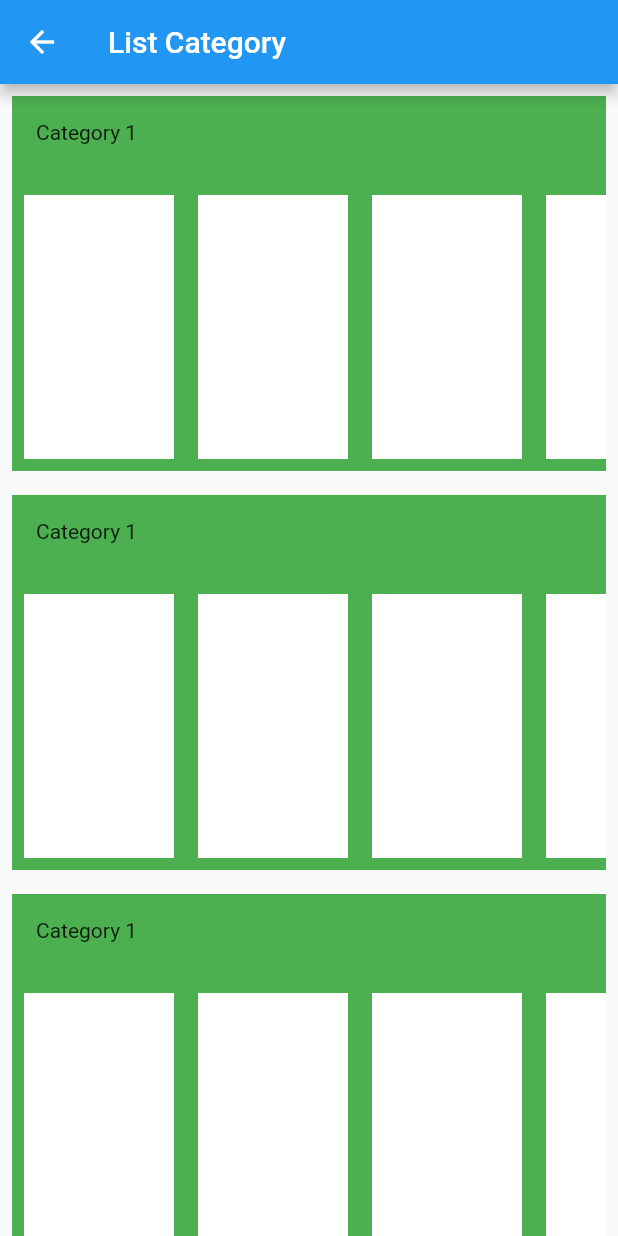
After one commit to vantruong1094/ui-flutter, a Flutter app: the ListCategoryPage screen opened directly, on a phone screen of 412 x 824 dp. The commit adds this screen. Run offline on Flutter 3.47's test engine with Material 2 defaults, Android fonts, the phone set to English and light mode, and no system bars; our stand-ins replace cached_network_image, chopper; generated files the repository leaves out were written again; network calls fail.

Commit message:
update list image page

```diff
--- /dev/null
+++ b/demo_ui_flutter/lib/src/listview/category_model.dart
@@ -0,0 +1,6 @@
+
+class CategoryModel {
+  String name;
+  List<String> items = List();
+
+}
--- /dev/null
+++ b/demo_ui_flutter/lib/src/listview/list_category_page.dart
@@ -0,0 +1,84 @@
+import 'package:demo_ui_flutter/src/listview/category_model.dart';
+import 'package:flutter/cupertino.dart';
+import 'package:flutter/material.dart';
+
+class ListCategoryPage extends StatefulWidget {
+  ListCategoryPage({Key key}) : super(key: key);
+
+  _ListCategoryPageState createState() => _ListCategoryPageState();
+}
+
+class _ListCategoryPageState extends State<ListCategoryPage> {
+  List<CategoryModel> categories = List();
+
+  @override
+  void initState() {
+    super.initState();
+    _fakeData();
+  }
+
+  @override
+  Widget build(BuildContext context) {
+    return Scaffold(
+      appBar: AppBar(
+        title: Text('List Category'),
+      ),
+      body: Container(
+        height: double.infinity,
+        width: double.infinity,
+        child: ListView.builder(
+          scrollDirection: Axis.vertical,
+          itemCount: categories.length,
+          itemBuilder: (context, index) {
+            return Padding(
+              padding: const EdgeInsets.all(8.0),
+              child: Container(
+                height: 250,
+                color: Colors.green,
+                child: Column(
+                  mainAxisAlignment: MainAxisAlignment.start,
+                  children: <Widget>[
+                    Padding(
+                      padding: const EdgeInsets.fromLTRB(16, 16, 0, 26),
+                      child: Container(
+                        alignment: Alignment.centerLeft,
+                        child: Text('${categories[index].name}'),
+                      ),
+                    ),
+                    Expanded(
+                      child: ListView.builder(
+                        scrollDirection: Axis.horizontal,
+                        itemCount: categories[index].items.length,
+                        itemBuilder: (context, indexItem) {
+                          return Padding(
+                            padding: const EdgeInsets.all(8.0),
+                            child: Container(
+                              width: 100,
+                              color: Colors.white,
+                            ),
+                          );
+                        },
+                      ),
+                    )
+                  ],
+                ),
+              ),
+            );
+          },
+        ),
+      ),
+    );
+  }
+
+  _fakeData() {
+    for (int i = 0; i < 5; i++) {
+      var cateModel = CategoryModel();
+      cateModel.name = "Category 1";
+      for (int j = 0; j < 10; j++) {
+        cateModel.items.add("Item $i");
+      }
+
+      categories.add(cateModel);
+    }
+  }
+}
--- a/demo_ui_flutter/pubspec.yaml
+++ b/demo_ui_flutter/pubspec.yaml
@@ -19,8 +19,10 @@ environment:
 dependencies:
   flutter:
     sdk: flutter
+  http: ^0.12.0+2
   chopper: ^2.4.1
   provider: ^3.0.0+1
+  cached_network_image: ^1.1.1
 
   # The following adds the Cupertino Icons font to your application.
   # Use with the CupertinoIcons class for iOS style icons.
```
Also changed, not shown: demo_ui_flutter/lib/src/home_page.dart (+22 -0 lines), demo_ui_flutter/lib/src/listview/list_image_page.dart (added, +74 -0 lines), 6 other files.
